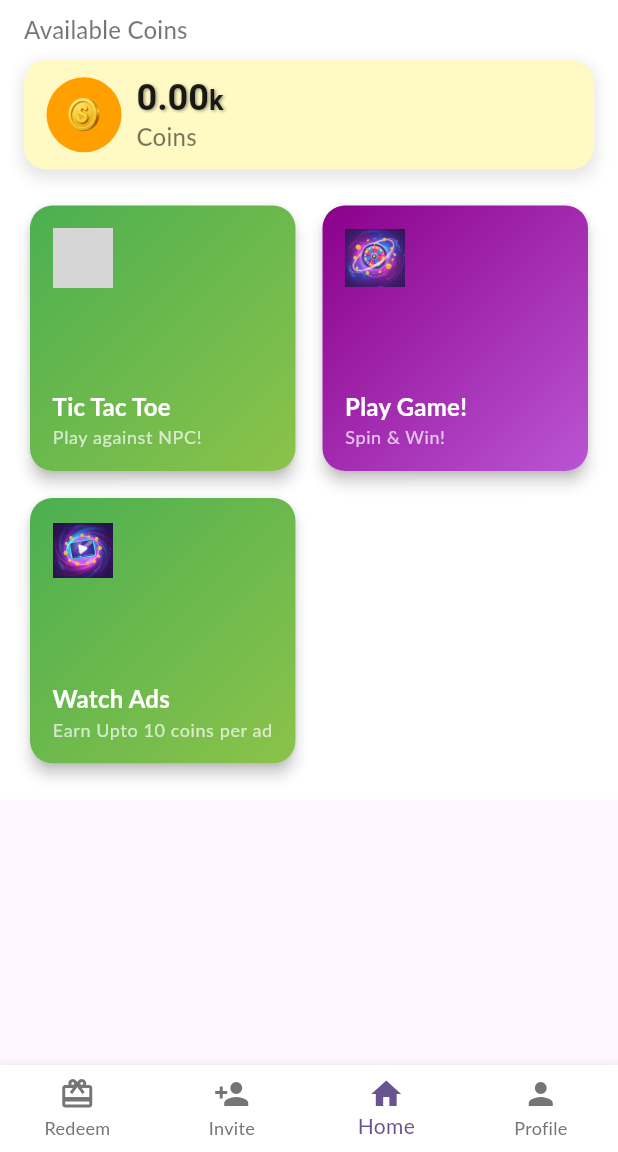
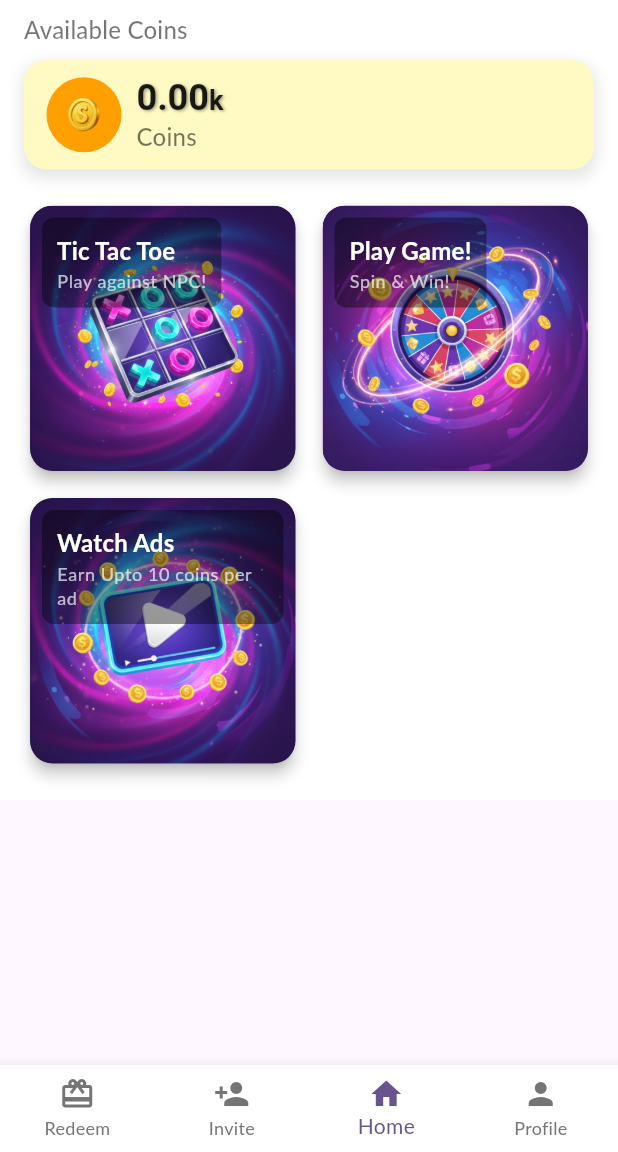
Before and after one commit to Dev-123-win/rewardly, a Flutter app: the screen it shows once a user with an empty profile is signed in, on a phone screen of 412 x 824 dp, the part 84-1236 px from its top. Run offline on Flutter 3.47's test engine with Material 3 defaults, Android fonts, the phone set to English and light mode, and no system bars; our stand-ins replace cloud_firestore, connectivity_plus, firebase_auth, firebase_core, firebase_remote_config, flutter_fortune_wheel and 3 more; accounts and stored records are empty; Roboto replaces fonts that are missing (Lato, Poppins); grey boxes are pictures that could not be loaded.

Commit message:
Changes before Firebase Studio auto-run

```diff
--- a/lib/auth_service.dart
+++ b/lib/auth_service.dart
@@ -1,5 +1,5 @@
 import 'package:firebase_auth/firebase_auth.dart';
-import 'user_service.dart';
+import 'package:rewardly_app/user_service.dart';
 
 class AuthService {
   final FirebaseAuth _auth = FirebaseAuth.instance;
--- a/lib/providers/user_data_provider.dart
+++ b/lib/providers/user_data_provider.dart
@@ -1,7 +1,7 @@
 import 'package:flutter/material.dart';
 import 'package:cloud_firestore/cloud_firestore.dart';
 import 'package:firebase_auth/firebase_auth.dart';
-import '../user_service.dart';
+import 'package:rewardly_app/user_service.dart';
 import 'dart:developer' as developer;
 
 class UserDataProvider with ChangeNotifier {
--- a/lib/screens/auth/authenticate.dart
+++ b/lib/screens/auth/authenticate.dart
@@ -1,6 +1,6 @@
 import 'package:flutter/material.dart';
-import 'sign_in.dart';
-import 'register.dart';
+import 'package:rewardly_app/screens/auth/sign_in.dart';
+import 'package:rewardly_app/screens/auth/register.dart';
 
 class Authenticate extends StatefulWidget {
   const Authenticate({super.key});
--- a/lib/screens/auth/forgot_password.dart
+++ b/lib/screens/auth/forgot_password.dart
@@ -1,7 +1,7 @@
 import 'package:flutter/material.dart';
 import 'package:firebase_auth/firebase_auth.dart';
-import '../../widgets/custom_button.dart';
-import 'auth_card.dart';
+import 'package:rewardly_app/widgets/custom_button.dart';
+import 'package:rewardly_app/screens/auth/auth_card.dart';
 
 class ForgotPassword extends StatefulWidget {
   const ForgotPassword({super.key});
--- a/lib/screens/home/admin_panel.dart
+++ b/lib/screens/home/admin_panel.dart
@@ -1,9 +1,9 @@
 import 'package:flutter/material.dart';
 import 'package:cloud_firestore/cloud_firestore.dart';
-import '../../remote_config_service.dart';
-import '../../shared/shimmer_loading.dart';
+import 'package:rewardly_app/remote_config_service.dart';
+import 'package:rewardly_app/shared/shimmer_loading.dart';
 import 'package:provider/provider.dart';
-import '../../providers/user_data_provider.dart';
+import 'package:rewardly_app/providers/user_data_provider.dart';
 
 class AdminPanel extends StatefulWidget {
   const AdminPanel({super.key});
--- a/lib/screens/home/home.dart
+++ b/lib/screens/home/home.dart
@@ -1,18 +1,18 @@
 import 'package:flutter/material.dart';
 import 'package:firebase_auth/firebase_auth.dart';
 import 'package:provider/provider.dart';
-import '../../remote_config_service.dart';
-import '../../user_service.dart';
-import '../../shared/shimmer_loading.dart';
-import '../../providers/user_data_provider.dart';
-import 'admin_panel.dart';
-import 'earn_coins_screen.dart';
-import 'referral_screen.dart';
-import 'profile_screen.dart';
-import 'withdraw_screen.dart';
+import 'package:rewardly_app/remote_config_service.dart';
+import 'package:rewardly_app/user_service.dart';
+import 'package:rewardly_app/shared/shimmer_loading.dart';
+import 'package:rewardly_app/providers/user_data_provider.dart';
+import 'package:rewardly_app/screens/home/admin_panel.dart';
+import 'package:rewardly_app/screens/home/earn_coins_screen.dart';
+import 'package:rewardly_app/screens/home/referral_screen.dart';
+import 'package:rewardly_app/screens/home/profile_screen.dart';
+import 'package:rewardly_app/screens/home/withdraw_screen.dart';
 // Removed import for play_game_screen.dart
-import 'spin_wheel_game_screen.dart'; // New import for Spin Wheel Game
-import 'tic_tac_toe_game_screen.dart'; // New import for Tic Tac Toe Game
+import 'package:rewardly_app/screens/home/spin_wheel_game_screen.dart'; // New import for Spin Wheel Game
+import 'package:rewardly_app/screens/home/tic_tac_toe_game_screen.dart'; // New import for Tic Tac Toe Game
 // Removed imports for AquaBlastScreen, OfferProScreen, ReadAndEarnScreen, DailyStreamScreen, EmptyScreen
 
 class Home extends StatefulWidget {
@@ -348,8 +348,8 @@ class _HomeState extends State<Home> {
       child: Card(
         elevation: 4.0,
         shape: RoundedRectangleBorder(borderRadius: BorderRadius.circular(15.0)),
+        clipBehavior: Clip.antiAlias, // Clip content to card shape
         child: Container(
-          padding: const EdgeInsets.all(15.0),
           decoration: BoxDecoration(
             borderRadius: BorderRadius.circular(15.0),
             gradient: LinearGradient(
@@ -358,13 +358,28 @@ class _HomeState extends State<Home> {
               end: Alignment.bottomRight,
             ),
           ),
+          child: Stack(
+            children: [
+              // Background Image
+              Positioned.fill(
+                child: Image.asset(
+                  imagePath,
+                  fit: BoxFit.cover, // Ensure image covers the entire card
+                ),
+              ),
+              // Text content with semi-transparent background
+              Align(
+                alignment: Alignment.topLeft,
+                child: Container(
+                  padding: const EdgeInsets.all(10.0),
+                  margin: const EdgeInsets.all(8.0),
+                  decoration: BoxDecoration(
+                    color: Colors.black.withOpacity(0.4), // Semi-transparent background for text
+                    borderRadius: BorderRadius.circular(8.0),
+                  ),
                   child: Column(
                     crossAxisAlignment: CrossAxisAlignment.start,
-            mainAxisAlignment: MainAxisAlignment.spaceBetween,
-            children: [
-              Image.asset(imagePath, height: 40, width: 40), // Replaced Icon with Image.asset
-              Column(
-                crossAxisAlignment: CrossAxisAlignment.start,
+                    mainAxisSize: MainAxisSize.min,
                     children: [
                       Text(
                         title,
@@ -375,6 +390,8 @@ class _HomeState extends State<Home> {
                         style: Theme.of(context).textTheme.bodySmall?.copyWith(color: Colors.white70),
                       ),
                     ],
+                  ),
+                ),
               ),
             ],
           ),
--- a/lib/screens/home/profile_screen.dart
+++ b/lib/screens/home/profile_screen.dart
@@ -1,9 +1,9 @@
 import 'package:flutter/material.dart';
 import 'package:provider/provider.dart';
 import 'package:firebase_auth/firebase_auth.dart';
-import '../../providers/user_data_provider.dart';
-import '../../auth_service.dart';
-import '../../shared/shimmer_loading.dart';
+import 'package:rewardly_app/providers/user_data_provider.dart';
+import 'package:rewardly_app/auth_service.dart';
+import 'package:rewardly_app/shared/shimmer_loading.dart';
 
 class ProfileScreen extends StatelessWidget {
   const ProfileScreen({super.key});
--- a/lib/screens/home/referral_screen.dart
+++ b/lib/screens/home/referral_screen.dart
@@ -1,9 +1,9 @@
 import 'package:flutter/material.dart';
 import 'package:flutter/services.dart';
 import 'package:provider/provider.dart';
-import '../../providers/user_data_provider.dart';
+import 'package:rewardly_app/providers/user_data_provider.dart';
 // import 'package:share_plus/share_plus.dart'; // Removed share_plus import
-import '../../shared/shimmer_loading.dart';
+import 'package:rewardly_app/shared/shimmer_loading.dart';
 
 class ReferralScreenLoading extends StatelessWidget {
   const ReferralScreenLoading({super.key});
@@ -60,9 +60,7 @@ class ReferralScreen extends StatelessWidget {
     }
 
     final data = userData.data() as Map<String, dynamic>?;
-    final referralCode = (data != null && data.containsKey('referralCode') && data['referralCode'] != null)
-        ? data['referralCode'].toString()
-        : 'Code not available';
+    final referralCode = data!['referralCode'] as String;
     return Scaffold(
       backgroundColor: Colors.white,
       appBar: AppBar(
--- a/lib/screens/home/tic_tac_toe_game_screen.dart
+++ b/lib/screens/home/tic_tac_toe_game_screen.dart
@@ -1,11 +1,11 @@
 import 'package:flutter/material.dart';
 import 'package:provider/provider.dart';
 import 'package:firebase_auth/firebase_auth.dart';
-import '../../user_service.dart';
-import '../../ad_service.dart';
+import 'package:rewardly_app/user_service.dart';
+import 'package:rewardly_app/ad_service.dart';
 import 'package:google_mobile_ads/google_mobile_ads.dart'; // Import for AdWidget
 import 'dart:math';
-import '../../widgets/animated_tap.dart'; // Import AnimatedTap
+import 'package:rewardly_app/widgets/animated_tap.dart'; // Import AnimatedTap
 
 enum Player { x, o, none }
 enum GameMode { easy, medium, hard }
--- a/lib/widgets/custom_button.dart
+++ b/lib/widgets/custom_button.dart
@@ -1,5 +1,5 @@
 import 'package:flutter/material.dart';
-import 'animated_tap.dart'; // Import AnimatedTap
+import 'package:rewardly_app/widgets/animated_tap.dart'; // Import AnimatedTap
 
 class CustomButton extends StatefulWidget {
   final String text;
--- a/lib/withdrawal_service.dart
+++ b/lib/withdrawal_service.dart
@@ -1,5 +1,5 @@
 import 'package:flutter/foundation.dart'; // Import for debugPrint
-import 'user_service.dart';
+import 'package:rewardly_app/user_service.dart';
 
 class WithdrawalService {
   final UserService _userService = UserService();
```
Also changed, not shown: lib/main.dart (+6 -6 lines), lib/screens/auth/register.dart (+4 -4 lines), lib/screens/auth/sign_in.dart (+5 -5 lines), lib/screens/home/earn_coins_screen.dart (+4 -4 lines), lib/screens/home/spin_wheel_game_screen.dart (+6 -6 lines), lib/screens/home/withdraw_screen.dart (+4 -4 lines), lib/wrapper.dart (+4 -4 lines), assets/tic_tac_toe.png (renamed from assets/tic _tac_toe.png). Lines whose indentation alone changed are shown as unchanged.
